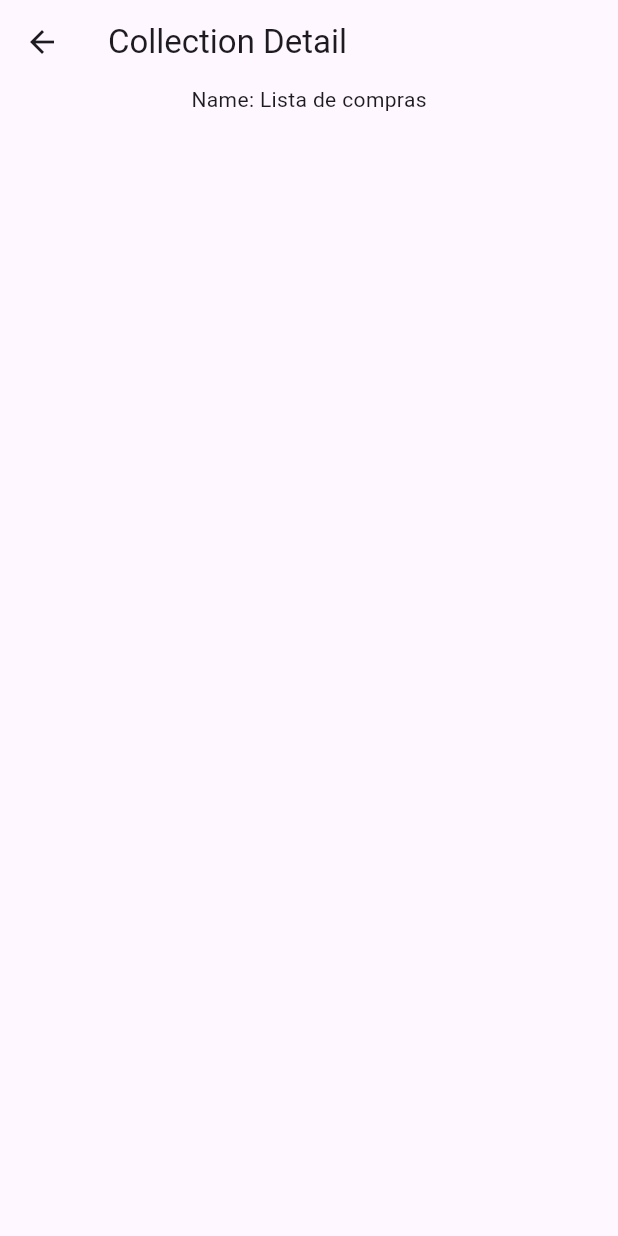
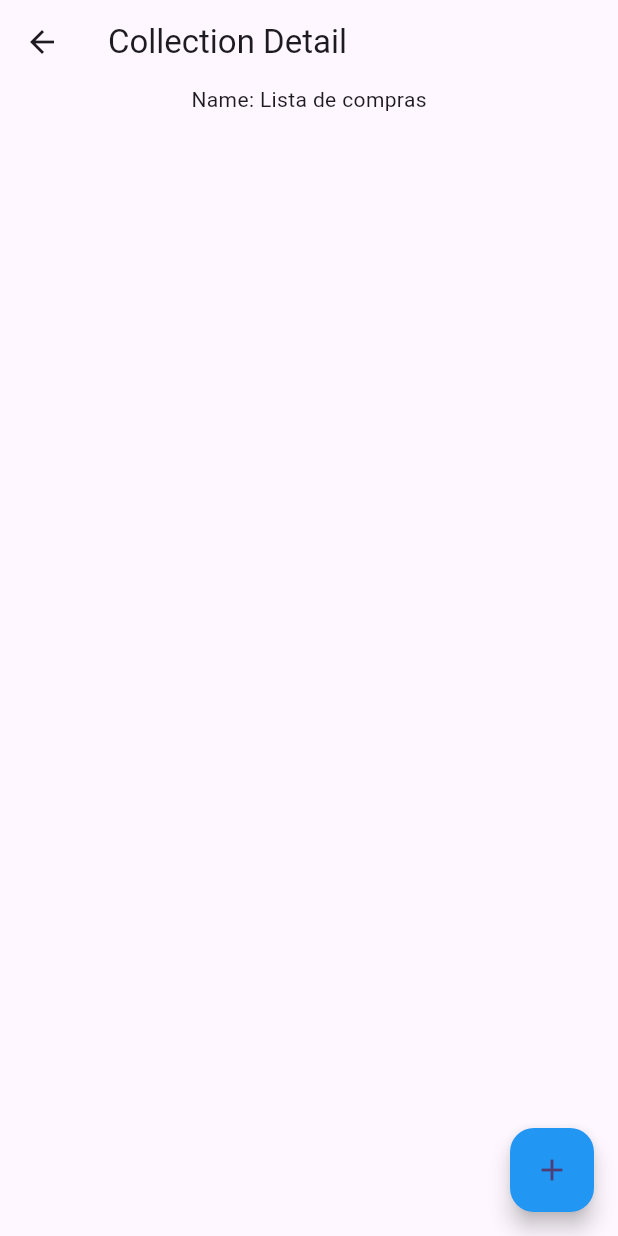
Before and after one commit to mvpur/tracknshop, a Flutter app: the CollectionScreen screen opened by its route, after a tap on "Lista de compras", on a phone screen of 412 x 824 dp. Run offline on Flutter 3.47's test engine with Material 3 defaults, Android fonts, the phone set to English and light mode, and no system bars; drawn by our look-alikes of flutter_speed_dial; our stand-ins replace go_router.

Commit message:
update icons

```diff
--- a/lib/presentation/screens/collection/collection_detail_screen.dart
+++ b/lib/presentation/screens/collection/collection_detail_screen.dart
@@ -1,4 +1,5 @@
 import 'package:flutter/material.dart';
+import 'package:flutter_speed_dial/flutter_speed_dial.dart';
 import 'package:track_shop_app/core/data/collection_datasource.dart';
 import 'package:track_shop_app/entities/collection.dart';
 
@@ -16,6 +17,27 @@ class CollectionDetailScreen extends StatelessWidget {
     return Scaffold(
       appBar: AppBar(
         title: const Text('Collection Detail'),
+      ),
+      floatingActionButton: SpeedDial(
+        shape: RoundedRectangleBorder(
+          borderRadius: BorderRadius.circular(16),
+        ),
+        icon: Icons.add,
+        backgroundColor: Colors.blue,
+        overlayColor: Colors.black,
+        overlayOpacity: 0.4,
+        children: [
+          SpeedDialChild(
+            child: const Icon(Icons.category),
+            label: 'Add Category',
+            onTap: () => (),
+          ),
+          SpeedDialChild(
+            child: const Icon(Icons.dashboard_customize),
+            label: 'Add Item',
+            onTap: () => (),
+          ),
+        ],
       ),
       body: _CollectionDetailView(collection: collection),
     );
--- a/lib/presentation/screens/collection/collection_screen.dart
+++ b/lib/presentation/screens/collection/collection_screen.dart
@@ -22,13 +22,16 @@ class CollectionScreen extends StatelessWidget {
         title: const Text('Collection'),
       ),
       floatingActionButton: SpeedDial(
+        shape: RoundedRectangleBorder(
+          borderRadius: BorderRadius.circular(16),
+        ),
         icon: Icons.add,
         backgroundColor: Colors.blue,
         overlayColor: Colors.black,
         overlayOpacity: 0.4,
         children: [
           SpeedDialChild(
-            child: const Icon(Icons.collections),
+            child: const Icon(Icons.list_alt),
             label: 'New Collection',
             onTap: () => context.goNamed(NewCollectionScreen.name),
           ),
@@ -38,7 +41,7 @@ class CollectionScreen extends StatelessWidget {
             onTap: () => context.goNamed(NewCategoryScreen.name),
           ),
           SpeedDialChild(
-            child: const Icon(Icons.inventory),
+            child: const Icon(Icons.dashboard_customize),
             label: 'Add Item',
             onTap: () => context.goNamed(NewElementScreen.name),
           ),
--- a/lib/presentation/widgets/bottom_navbar_scaffold.dart
+++ b/lib/presentation/widgets/bottom_navbar_scaffold.dart
@@ -28,7 +28,7 @@ class ScaffoldWithNavBar extends StatelessWidget {
           BottomNavigationBarItem(
               icon: Icon(Icons.home), label: 'My Warehouse'),
           BottomNavigationBarItem(
-              icon: Icon(Icons.list), label: 'Collection List'),
+              icon: Icon(Icons.list_alt), label: 'Collection List'),
           BottomNavigationBarItem(
               icon: Icon(Icons.settings), label: 'Settings'),
         ],
```
